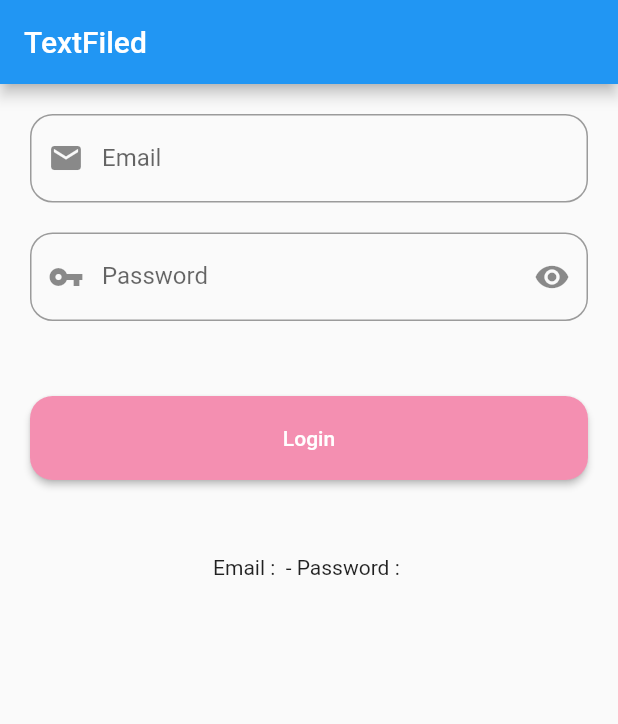
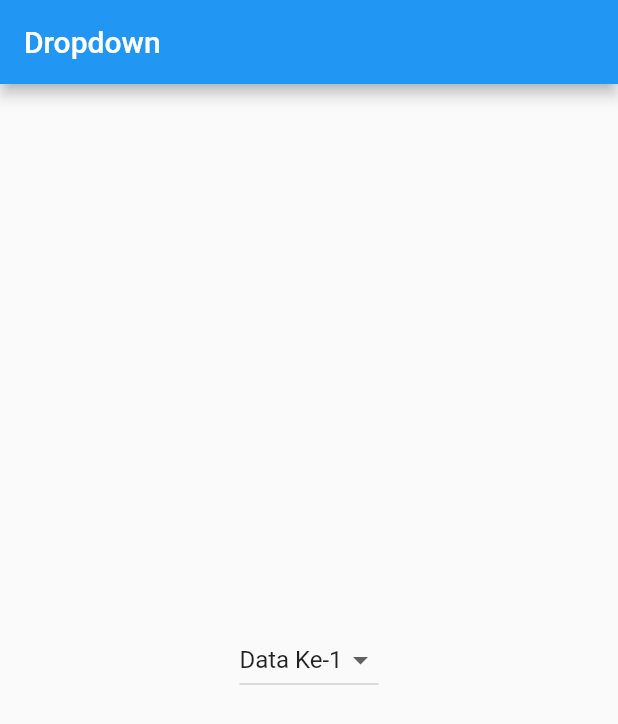
Before and after one commit to Ardiansahhh/MVVM_DEMO, a Flutter app: the screen it shows after launch, on a phone screen of 412 x 824 dp. Shown: the top 724 px of the screen. Run offline on Flutter 3.47's test engine with Material 2 defaults, Android fonts, the phone set to English and light mode, and no system bars.

Commit message:
update provider dropdown

```diff
--- a/lib/main.dart
+++ b/lib/main.dart
@@ -1,10 +1,12 @@
 import 'package:flutter/material.dart';
 import 'package:mvvm_demo/mapping_class.dart';
+import 'package:mvvm_demo/provider/dropdown.dart';
 import 'package:mvvm_demo/provider/kotak_warna.dart';
 import 'package:mvvm_demo/provider/provider_color.dart';
 import 'package:mvvm_demo/provider/textfield_secure.dart';
 import 'package:mvvm_demo/view/pages/belajar_provider_color/page_provider_color.dart';
 import 'package:mvvm_demo/widgets/dialog.dart';
+import 'package:mvvm_demo/widgets/dropdown.dart';
 import 'package:mvvm_demo/widgets/snackbar.dart';
 import 'package:mvvm_demo/widgets/soal_10.dart';
 import 'package:mvvm_demo/widgets/soal_11.dart';
@@ -56,10 +58,14 @@ class MyApp extends StatelessWidget {
         ChangeNotifierProvider<ProviderColor>(
           create: (context) => ProviderColor(),
         ),
+        ChangeNotifierProvider(
+          create: (context) => DropDownProvider(),
+        ),
       ],
-      child: MaterialApp(
-        debugShowCheckedModeBanner: false, home: //TabbarClass()
-        TextFieldClass(),
+      child:
+          MaterialApp(debugShowCheckedModeBanner: false, home: DropDownclass()
+              //TabbarClass()
+              //TextFieldClass(),
               //SnackbarClass()
               //DialogClass()
               //Soal24()
--- /dev/null
+++ b/lib/provider/dropdown.dart
@@ -0,0 +1,27 @@
+import 'package:flutter/foundation.dart';
+
+class DropDownProvider with ChangeNotifier {
+
+    final List<Map<String, dynamic>> item = [
+    {
+      "judul": "Data Ke-1",
+      "data": 1,
+    },
+    {
+      "judul": "Data Ke-2",
+      "data": 2,
+    },
+    {
+      "judul": "Data Ke-3",
+      "data": 3,
+    },
+  ];
+
+    int _dataAwal = 1;
+    int get dataAwal => _dataAwal;
+
+    set dataAwal(int value) {
+      _dataAwal = value;
+      notifyListeners();
+    }
+}
--- /dev/null
+++ b/lib/widgets/dropdown.dart
@@ -0,0 +1,34 @@
+import 'package:flutter/material.dart';
+import 'package:mvvm_demo/provider/dropdown.dart';
+import 'package:provider/provider.dart';
+
+class DropDownclass extends StatelessWidget {
+
+  @override
+  Widget build(BuildContext context) {
+    return Scaffold(
+      appBar: AppBar(
+        title: Text("Dropdown"),
+      ),
+      body: Center(
+        child: Consumer<DropDownProvider>(builder: (context, drop, child) => DropdownButton<int>(
+            value: drop.dataAwal,
+            items: drop.item
+                .map(
+                  (e) => DropdownMenuItem<int>(
+                    child: Text(
+                      "${e["judul"]}",
+                    ),
+                    value: e["data"] as int,
+                  ),
+                )
+                .toList(),
+                onChanged: (value) {
+                  drop.dataAwal = value!;
+                },
+          ),
+        ),
+      ),
+    );
+  }
+}
```
Lines whose indentation alone changed are shown as unchanged.
